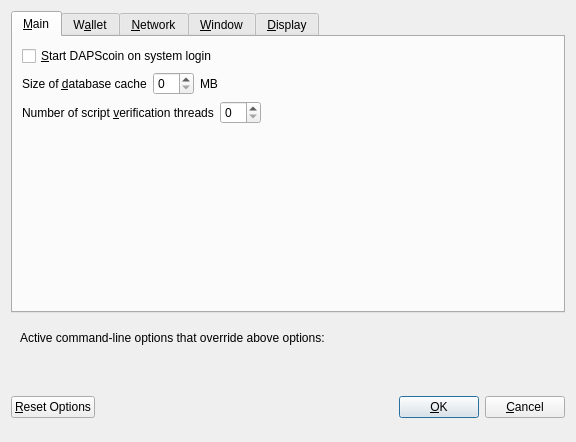
This is src/qt/forms/optionsdialog.ui in pedrorv0106/DAPS as Qt 5 draws it before an edit. The edited form follows.
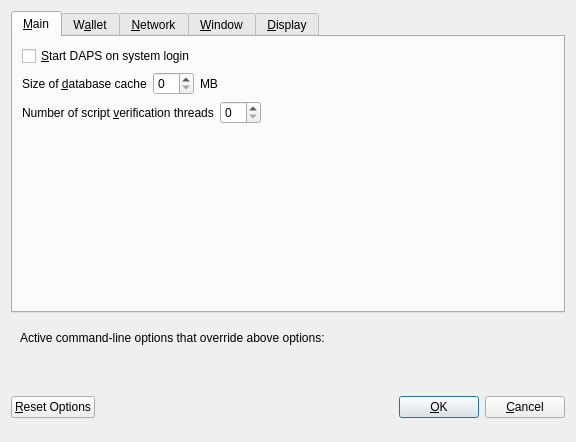
This is the edited form. The open tabs and pages were chosen to show the change. Custom widgets are drawn as their Qt base class.

Commit message:
DAPS-994 Make sure the company name is written DAPS Coin, and not DAPScoin (#598)
* Change Window Title to DAPS Coin Keychain Wallet

* Change Copyrights to DAPS Project

* Change to DAPS Project developers

* Missed PIVX attribution

* Fix compile error

* Change strings from DAPScoin to DAPS

```diff
--- a/src/qt/forms/optionsdialog.ui
+++ b/src/qt/forms/optionsdialog.ui
@@ -33,7 +33,7 @@
           <string>Automatically start DAPScoin after logging in to the system.</string>
          </property>
          <property name="text">
-          <string>&amp;Start DAPScoin on system login</string>
+          <string>&amp;Start DAPS on system login</string>
          </property>
         </widget>
        </item>
```
Left out of the diff: 6 changed lines with no effect on the pictures. The commit also changes 212 other files.
